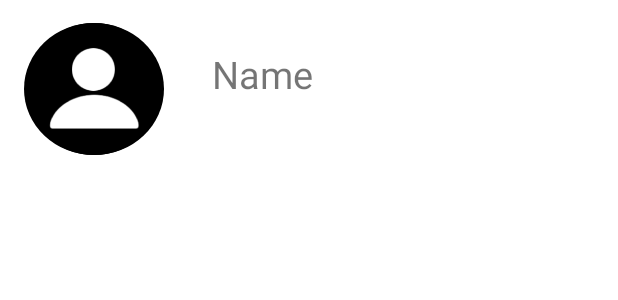
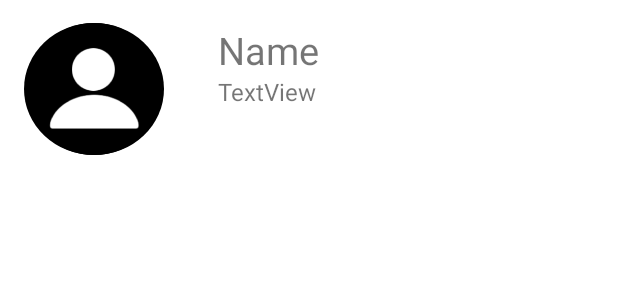
Before and after one commit to mangolithic/ChattingApp, an Android app: the layout user_items.xml on its own in the app's theme, with its tools: preview values and no code run, on a phone screen of 412 x 824 dp. Shown: the top 300 px of the screen. Run offline under Robolectric (Android 15) with nearby library versions, the phone set to English and light mode, and no system bars.

Commit message:
user fragment-add about text

```diff
--- a/app/build.gradle
+++ b/app/build.gradle
@@ -30,6 +30,7 @@ android {
 }
 
 dependencies {
+    implementation fileTree (dir: 'libs', include: ['*.jar'])
     implementation platform('com.google.firebase:firebase-bom:28.0.1')
     implementation 'androidx.appcompat:appcompat:1.3.0'
     implementation 'com.google.android.material:material:1.3.0'
@@ -37,6 +38,7 @@ dependencies {
     implementation 'com.google.firebase:firebase-analytics'
     implementation 'com.google.firebase:firebase-auth:21.0.1'
     implementation 'androidx.legacy:legacy-support-v4:1.0.0'
+    implementation 'androidx.recyclerview:recyclerview:1.2.0'
     implementation 'de.hdodenhof:circleimageview:3.1.0'
     implementation 'com.google.firebase:firebase-database:20.0.0'
     implementation 'com.google.firebase:firebase-storage:20.0.0'
--- a/app/src/main/java/com/example/chattingapp/Adapter/UserAdapter.java
+++ b/app/src/main/java/com/example/chattingapp/Adapter/UserAdapter.java
@@ -48,6 +48,9 @@ public class UserAdapter extends RecyclerView.Adapter <UserAdapter.ViewHolder> {
         }else{
             Glide.with(context).load(users.getImageURL()).into(holder.imageView);
         }
+
+        holder.about.setText(users.getAbout());
+
     }
 
     @Override
@@ -58,12 +61,14 @@ public class UserAdapter extends RecyclerView.Adapter <UserAdapter.ViewHolder> {
     class ViewHolder extends RecyclerView.ViewHolder{
         TextView username;
         CircleImageView imageView;
+        TextView about;
 
         public ViewHolder(@NonNull View itemView) {
             super(itemView);
 
             username = itemView.findViewById(R.id.userText);
             imageView = itemView.findViewById(R.id.userImage);
+            about = itemView.findViewById(R.id.about);
         }
     }
 }
--- a/app/src/main/java/com/example/chattingapp/ForgotPasswordActivity.java
+++ b/app/src/main/java/com/example/chattingapp/ForgotPasswordActivity.java
@@ -56,7 +56,7 @@ public class ForgotPasswordActivity extends AppCompatActivity {
         }
         auth.sendPasswordResetEmail(email).addOnCompleteListener(new OnCompleteListener<Void>() {
             @Override
-            public void onComplete(@NonNull @org.jetbrains.annotations.NotNull Task<Void> task) {
+            public void onComplete(@NonNull Task<Void> task) {
                 if (task.isSuccessful()) {
                     Toast.makeText(ForgotPasswordActivity.this, "Check your email inbox", Toast.LENGTH_SHORT).show();
                     Intent loginIntent = new Intent(ForgotPasswordActivity.this, LoginActivity.class);
--- a/app/src/main/java/com/example/chattingapp/LoginActivity.java
+++ b/app/src/main/java/com/example/chattingapp/LoginActivity.java
@@ -111,4 +111,4 @@ public class LoginActivity extends AppCompatActivity{
                 }
             }
         });
-}}
+    }}
--- a/app/src/main/java/com/example/chattingapp/MainActivity.java
+++ b/app/src/main/java/com/example/chattingapp/MainActivity.java
@@ -68,7 +68,7 @@ public class MainActivity extends AppCompatActivity {
         });
 
     }
-
+//logout
     @Override
     public boolean onCreateOptionsMenu(Menu menu) {
         getMenuInflater().inflate(R.menu.home_menu,menu);
--- a/app/src/main/res/layout/user_items.xml
+++ b/app/src/main/res/layout/user_items.xml
@@ -9,13 +9,15 @@
     <TextView
         android:id="@+id/userText"
         android:layout_width="wrap_content"
-        android:layout_height="wrap_content"
-        android:layout_marginStart="32dp"
-        android:layout_marginTop="32dp"
+        android:layout_height="34dp"
+        android:layout_marginStart="36dp"
+        android:layout_marginTop="16dp"
         android:text="Name"
         android:textSize="25sp"
+        app:layout_constraintBottom_toTopOf="@+id/about"
         app:layout_constraintStart_toEndOf="@+id/userImage"
-        app:layout_constraintTop_toTopOf="parent" />
+        app:layout_constraintTop_toTopOf="parent"
+        app:layout_constraintVertical_bias="0.0" />
 
     <de.hdodenhof.circleimageview.CircleImageView
         android:id="@+id/userImage"
@@ -30,4 +32,17 @@
         app:layout_constraintStart_toStartOf="parent"
         app:layout_constraintTop_toTopOf="parent" />
 
+
+    <TextView
+        android:id="@+id/about"
+        android:layout_width="250dp"
+        android:layout_height="49dp"
+        android:layout_marginStart="36dp"
+        android:text="TextView"
+        android:textSize="16sp"
+        app:layout_constraintEnd_toEndOf="parent"
+        app:layout_constraintHorizontal_bias="0.0"
+        app:layout_constraintStart_toEndOf="@+id/userImage"
+        app:layout_constraintTop_toBottomOf="@id/userText" />
+
 </androidx.constraintlayout.widget.ConstraintLayout>
```
Also changed, not shown: app/src/main/java/com/example/chattingapp/Model/Users.java (+11 -0 lines), app/src/main/java/com/example/chattingapp/RegisterActivity.java (+8 -6 lines).
